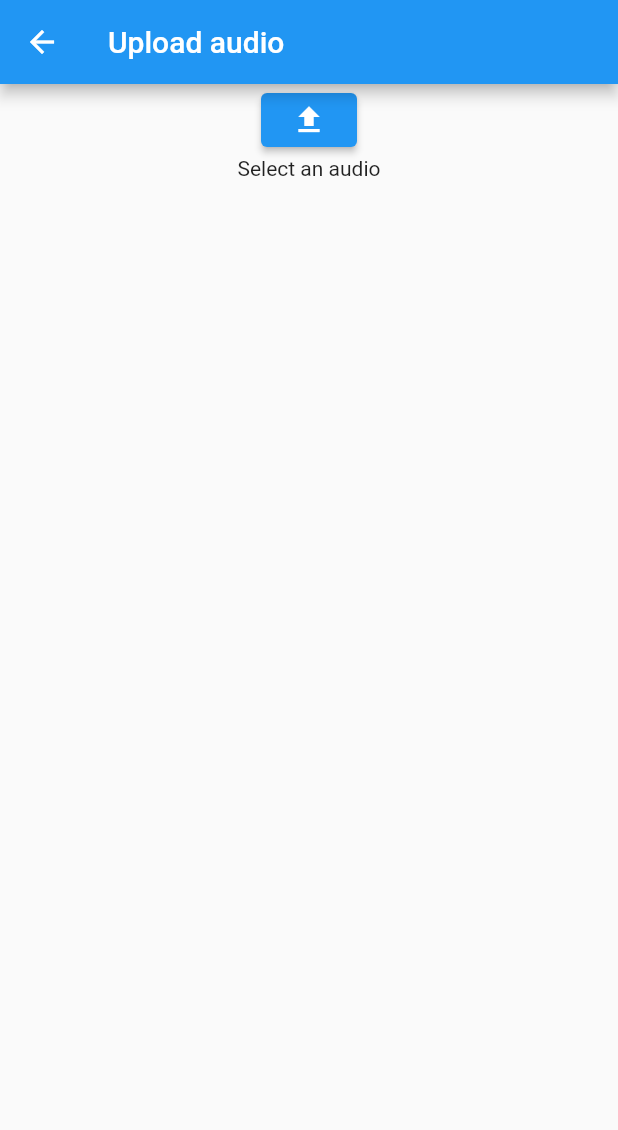
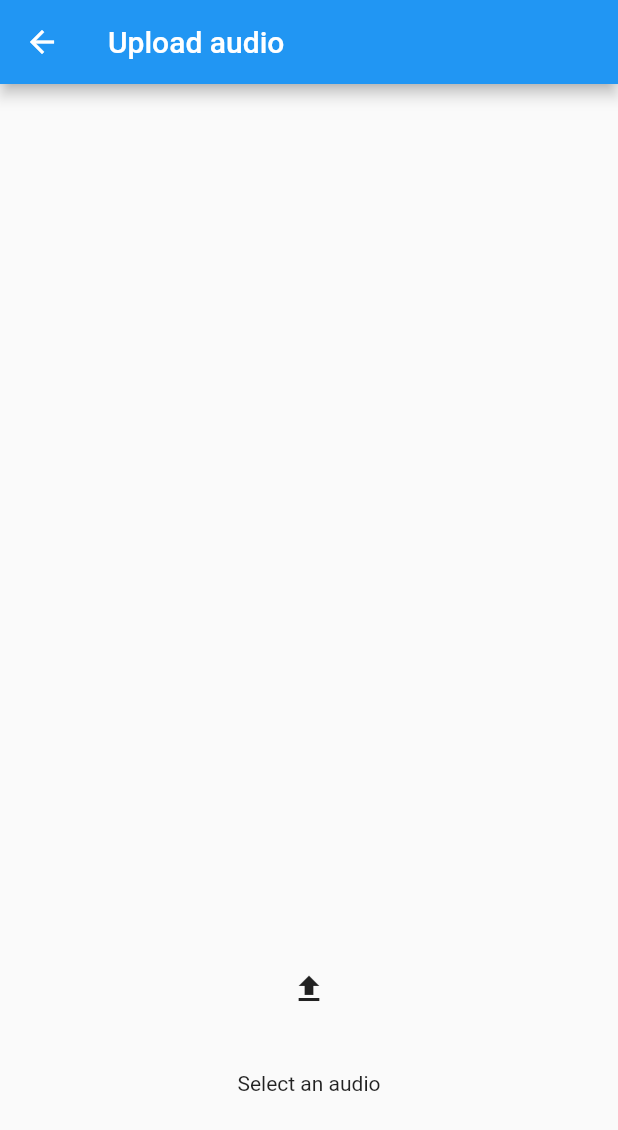
Before and after one commit to SanzharDev/flutter_stt_tests, a Flutter app: the UploadAudioScreen screen opened directly, after a tap on the "file upload" icon, on a phone screen of 412 x 824 dp. Shown: the top 1130 px of the screen. Run offline on Flutter 3.47's test engine with Material 2 defaults, Android fonts, the phone set to English and light mode, and no system bars; our stand-ins replace file_picker, flutter_spinkit, sqflite; missing offline and left inert: grpc, protobuf; accounts and stored records are empty.

Commit message:
Added uploads list. Updated upload record model

```diff
--- a/lib/src/components/uploads/uploads_list.dart
+++ b/lib/src/components/uploads/uploads_list.dart
@@ -0,0 +1,25 @@
+import 'dart:developer';
+
+import 'package:flutter/material.dart';
+import 'package:provider/provider.dart';
+import 'package:stt_flutter/src/models/uploaded_record.dart';
+import 'package:stt_flutter/src/providers/uploads_provider.dart';
+
+class UploadsList extends StatelessWidget {
+  @override
+  Widget build(BuildContext context) {
+    return Consumer<UploadProvider>(builder: (context, uploadProvider, _) {
+      final List<UploadedRecord> uploadedRecords =
+          uploadProvider.transcribedRecords;
+      return Container(
+        child: ListView.builder(
+          itemCount: uploadedRecords.length,
+          itemBuilder: (BuildContext context, int index) {
+            log('Uploaded record: ${uploadedRecords[index]}');
+            return Text('audio id : ${uploadedRecords[index].audioId}');
+          },
+        ),
+      );
+    });
+  }
+}
--- a/lib/src/models/uploaded_record.dart
+++ b/lib/src/models/uploaded_record.dart
@@ -2,6 +2,7 @@ class UploadedRecord {
   final int id;
   final String audioId;
   final String status;
+  final String title;
   final String text;
   final int duration;
   final String path;
@@ -10,6 +11,7 @@ class UploadedRecord {
     this.id,
     this.audioId,
     this.status,
+    this.title,
     this.text,
     this.duration,
     this.path,
@@ -20,6 +22,7 @@ class UploadedRecord {
       'id': id,
       'audio_id': audioId,
       'status': status,
+      'title': title,
       'text': text,
       'duration': duration,
       'path': path,
@@ -28,7 +31,7 @@ class UploadedRecord {
 
   @override
   String toString() {
-    return 'UploadedRecord {id: $id, audioId: $audioId, status: $status, '
+    return 'UploadedRecord {id: $id, audioId: $audioId, status: $status, title: $title'
         'text: $text, duration: $duration, path: $path}';
   }
 
--- a/lib/src/providers/uploads_provider.dart
+++ b/lib/src/providers/uploads_provider.dart
@@ -12,10 +12,13 @@ import 'package:stt_flutter/src/services/uploads_service.dart';
 
 class UploadProvider extends ChangeNotifier {
   final List<String> _processingList = [];
+  final List<UploadedRecord> _transcribedRecordsList = [];
+  bool _checkingIsInitialized = false;
   bool _isLoading = false;
 
   UploadProvider() {
     _initProcessingList();
+    _initTranscribedRecordsList();
   }
 
   Future<void> pickFile() async {
@@ -35,6 +38,17 @@ class UploadProvider extends ChangeNotifier {
 
   bool get isLoading => _isLoading;
 
+  List<UploadedRecord> get transcribedRecords => _transcribedRecordsList;
+
+  Future<void> _initTranscribedRecordsList() async {
+    UploadsService uploadsService =
+        await UploadsService.instance.uploadsService;
+    if (_transcribedRecordsList.isNotEmpty) _transcribedRecordsList.clear();
+    _transcribedRecordsList.addAll(await uploadsService.recordsTranscribed());
+    log('Initialized transcribed records list ${_transcribedRecordsList.length}');
+    notifyListeners();
+  }
+
   Future<void> _initStatusCheck() async {
     log('Checking initialized');
     return Timer.periodic(Duration(seconds: 100), _repeatingAction);
@@ -45,6 +59,7 @@ class UploadProvider extends ChangeNotifier {
     if (_processingList.isEmpty) {
       timer.cancel();
       log('Checking canceled');
+      _checkingIsInitialized = false;
     }
   }
 
@@ -54,7 +69,10 @@ class UploadProvider extends ChangeNotifier {
     List<UploadedRecord> records = await uploadsService.recordsInProcess();
     _processingList.addAll(
         List.generate(records.length, (index) => records[index].audioId));
-    if (_processingList.isNotEmpty) _initStatusCheck();
+    if (_processingList.isNotEmpty) {
+      _initStatusCheck();
+      _checkingIsInitialized = true;
+    }
   }
 
   Future<void> _checkProcessingRecords() async {
@@ -112,13 +130,16 @@ class UploadProvider extends ChangeNotifier {
         await UploadsService.instance.uploadsService;
     await uploadsService.save(UploadedRecord(
       audioId: audioId,
+      title: '',
       text: '',
       status: 'Processing',
       duration: 1,
       path: path,
     ));
     _processingList.add(audioId);
-    _initStatusCheck();
+    if (!_checkingIsInitialized) {
+      _initStatusCheck();
+    }
     log('Added new id{$audioId}');
   }
 
@@ -128,6 +149,7 @@ class UploadProvider extends ChangeNotifier {
     uploadsService.updateByAudioId(audioId, text, 'Done').then((value) {
       _processingList.remove(audioId);
     });
+    _initTranscribedRecordsList();
   }
 
   void _startLoading() {
--- a/lib/src/screens/upload_audio_screen.dart
+++ b/lib/src/screens/upload_audio_screen.dart
@@ -1,6 +1,7 @@
 import 'package:flutter/material.dart';
 import 'package:provider/provider.dart';
 import 'package:stt_flutter/src/components/loader/loading.dart';
+import 'package:stt_flutter/src/components/uploads/uploads_list.dart';
 import 'package:stt_flutter/src/providers/uploads_provider.dart';
 
 class UploadAudioScreen extends StatelessWidget {
@@ -16,13 +17,21 @@ class UploadAudioScreen extends StatelessWidget {
             child: Column(
               mainAxisAlignment: MainAxisAlignment.spaceEvenly,
               children: [
-                ElevatedButton(
-                  onPressed: () {
-                    uploadProvider.pickFile();
-                  },
-                  child: Icon(Icons.file_upload),
+                Expanded(
+                  flex: 5,
+                  child: UploadsList(),
                 ),
                 Expanded(
+                  flex: 1,
+                  child: RawMaterialButton(
+                    onPressed: () {
+                      uploadProvider.pickFile();
+                    },
+                    child: Icon(Icons.file_upload),
+                  ),
+                ),
+                Expanded(
+                    flex: 1,
                     child: uploadProvider.isLoading
                         ? LoadingComponent()
                         : Text('Select an audio')),
--- a/lib/src/services/uploads_service.dart
+++ b/lib/src/services/uploads_service.dart
@@ -30,7 +30,7 @@ class UploadsService {
     return List.generate(maps.length, (i) {
       return UploadedRecord(
         id: maps[i]['id'],
-        audioId: maps[i]['audioId'],
+        audioId: maps[i]['audio_id'],
         status: maps[i]['status'],
         text: maps[i]['text'],
         duration: maps[i]['duration'],
@@ -40,19 +40,19 @@ class UploadsService {
   }
 
   Future<List<UploadedRecord>> recordsInProcess() async {
-    final List<Map<String, dynamic>> maps = await _database.query('uploads');
-    final List<Map<String, dynamic>> processingRecords =
-        maps.where((e) => e['status'] == 'Processing').toList();
-    return List.generate(processingRecords.length, (i) {
-      return UploadedRecord(
-        id: processingRecords[i]['id'],
-        audioId: processingRecords[i]['audio_id'],
-        status: processingRecords[i]['status'],
-        text: processingRecords[i]['text'],
-        duration: processingRecords[i]['duration'],
-        path: processingRecords[i]['path'],
-      );
-    });
+    final List<UploadedRecord> uploadedRecords = await records();
+    final List<UploadedRecord> processingOrQueueRecords = uploadedRecords
+        .where((element) =>
+            element.status == 'Processing' || element.status == 'Queue')
+        .toList();
+    return processingOrQueueRecords;
+  }
+
+  Future<List<UploadedRecord>> recordsTranscribed() async {
+    final List<UploadedRecord> uploadedRecords = await records();
+    final List<UploadedRecord> transcribedRecords =
+        uploadedRecords.where((element) => element.status == 'Done').toList();
+    return transcribedRecords;
   }
 
   Future<void> updateByAudioId(
```
Also changed, not shown: pubspec.lock.
